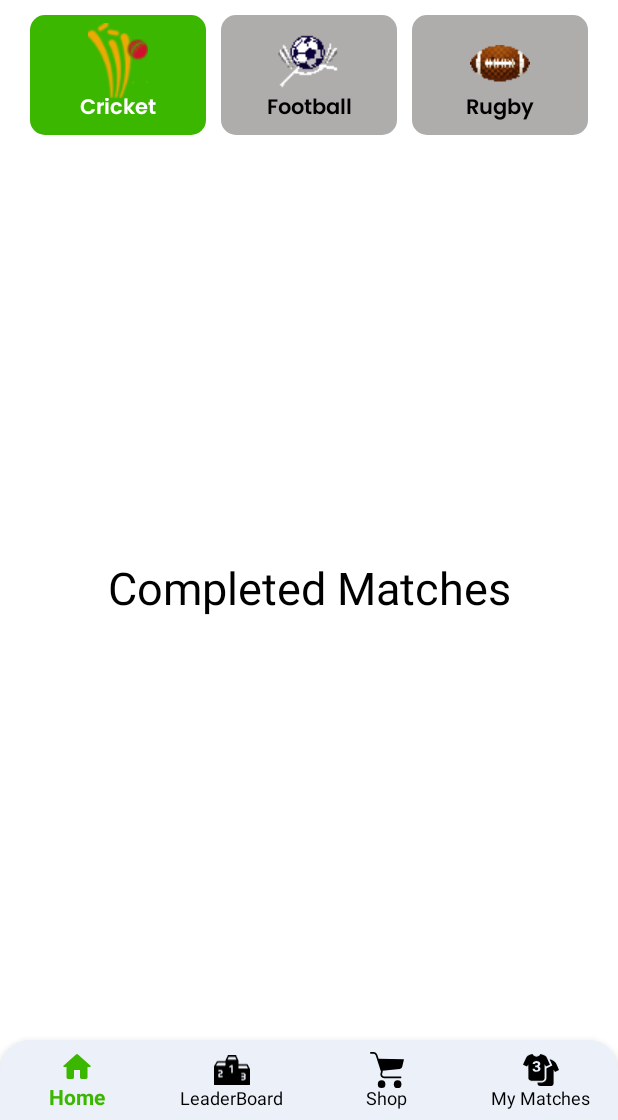
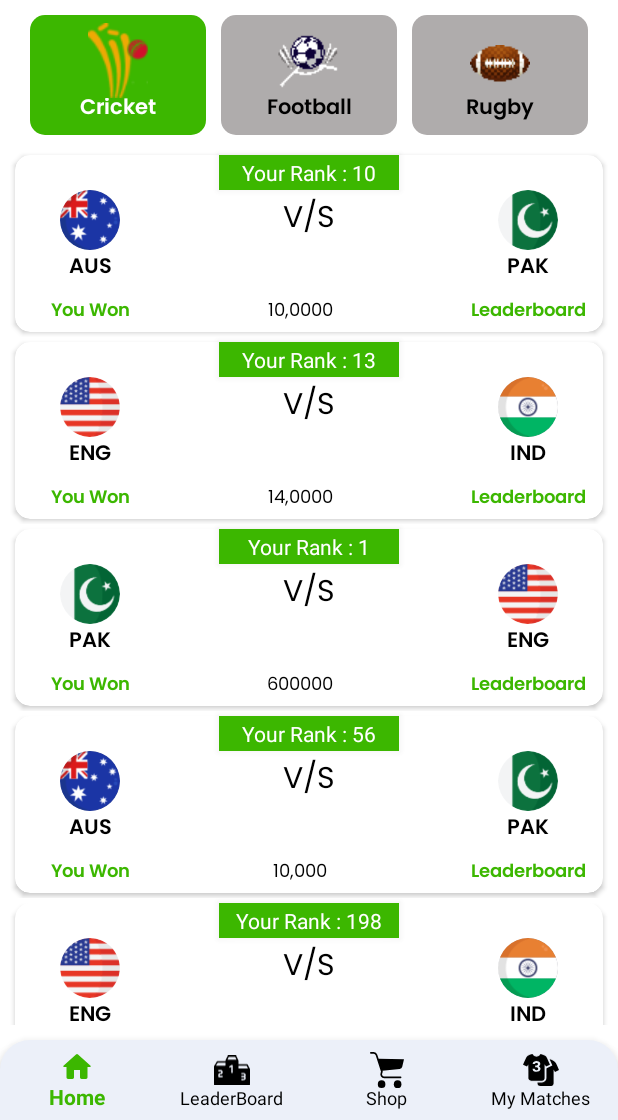
Before and after one commit to adnanakhtar2000/MeriLeague, an Android app: the fragment Completed_Matches placed in its activity, on a phone screen of 412 x 824 dp, the part 116-1236 px from its top. Run offline under Robolectric (Android 15) with nearby library versions, the phone set to English and light mode, and no system bars; our stand-ins replace CircleImageView; 4 statements that could not run were skipped.

Commit message:
Dashboard and My Matches Screen Complete

```diff
--- a/app/src/main/java/com/example/merileague/Activities/SignUp_Activity.kt
+++ b/app/src/main/java/com/example/merileague/Activities/SignUp_Activity.kt
@@ -1,5 +1,6 @@
 package com.example.merileague.Activities
 
+import android.content.Intent
 import androidx.appcompat.app.AppCompatActivity
 import android.os.Bundle
 import android.view.View
@@ -15,6 +16,10 @@ class SignUp_Activity : AppCompatActivity() {
         val window = this.window
         window.decorView.systemUiVisibility = View.SYSTEM_UI_FLAG_LIGHT_STATUS_BAR
         window.statusBarColor = this.resources.getColor(R.color.green)
+        signUpBinding.createAccount.setOnClickListener{
+            val intent = Intent(this , Login_Activity::class.java)
+            startActivity(intent)
+        }
 
 
     }
--- a/app/src/main/java/com/example/merileague/MyMAtchesFragment/Completed_Matches.kt
+++ b/app/src/main/java/com/example/merileague/MyMAtchesFragment/Completed_Matches.kt
@@ -5,12 +5,22 @@ import androidx.fragment.app.Fragment
 import android.view.LayoutInflater
 import android.view.View
 import android.view.ViewGroup
+import androidx.recyclerview.widget.LinearLayoutManager
 import com.example.merileague.R
+import com.example.merileague.Recycler_Adapter.CompletedMy_Match_Adapter
+import com.example.merileague.Recycler_Adapter.UpcomingMy_Match_AdapterMatch_Adapter
 import com.example.merileague.databinding.FragmentCompletedMatchesBinding
 
 
 class Completed_Matches : Fragment() {
   private lateinit var completedMatchesBinding: FragmentCompletedMatchesBinding
+    val firstTeamFlag : ArrayList<Int> = arrayListOf(R.drawable.australia , R.drawable.england, R.drawable.pakistan,R.drawable.australia , R.drawable.england, R.drawable.pakistan,)
+    val secondTeamFlag : ArrayList<Int> = arrayListOf(R.drawable.pakistan , R.drawable.india , R.drawable.england,R.drawable.pakistan , R.drawable.india , R.drawable.england,)
+    val firstTeamName : ArrayList<String> = arrayListOf("AUS" , "ENG" , "PAK","AUS" , "ENG" , "PAK",)
+    val secondTeamName : ArrayList<String> = arrayListOf("PAK", "IND", "ENG","PAK", "IND", "ENG",)
+    val winPrizes : ArrayList<String> = arrayListOf("10,0000","14,0000","600000","10,000","1400000","6,000000",)
+    val yourRAnk : ArrayList<String> = arrayListOf("Your Rank : 10","Your Rank : 13","Your Rank : 1","Your Rank : 56","Your Rank : 198","4",)
+
     override fun onCreate(savedInstanceState: Bundle?) {
         super.onCreate(savedInstanceState)
 
@@ -22,6 +32,9 @@ class Completed_Matches : Fragment() {
     ): View? {
         completedMatchesBinding = FragmentCompletedMatchesBinding.inflate(inflater , container , false)
         // Inflate the layout for this fragment
+        completedMatchesBinding.completedMyMatchRecycler.adapter = CompletedMy_Match_Adapter(firstTeamFlag , secondTeamFlag,firstTeamName ,secondTeamName,winPrizes, yourRAnk)
+        completedMatchesBinding.completedMyMatchRecycler.layoutManager = LinearLayoutManager(context , LinearLayoutManager.VERTICAL , false)
+
         return completedMatchesBinding.root
     }
 
--- /dev/null
+++ b/app/src/main/java/com/example/merileague/Recycler_Adapter/CompletedMy_Match_Adapter.kt
@@ -0,0 +1,46 @@
+package com.example.merileague.Recycler_Adapter
+
+import android.view.LayoutInflater
+import android.view.TextureView
+import android.view.View
+import android.view.ViewGroup
+import android.widget.TextView
+import androidx.recyclerview.widget.RecyclerView
+import androidx.recyclerview.widget.RecyclerView.Adapter
+import com.example.merileague.R
+import de.hdodenhof.circleimageview.CircleImageView
+
+class CompletedMy_Match_Adapter(val firstTeam_Flag: ArrayList<Int> ,val secondTeam_Flag: ArrayList<Int> ,val firstTeam_Name: ArrayList<String> ,val secondTeam_Name: ArrayList<String> ,val winPrizes: ArrayList<String> , val yourank : ArrayList<String> ): RecyclerView.Adapter<CompletedMy_Match_AdapterMatch_Viewholder>(){
+    override fun onCreateViewHolder(parent: ViewGroup, viewType: Int): CompletedMy_Match_AdapterMatch_Viewholder {
+        val inflater : LayoutInflater = LayoutInflater.from(parent.context)
+        val view : View = inflater.inflate(R.layout.mymatchescompleted_layout , parent , false)
+        return CompletedMy_Match_AdapterMatch_Viewholder(view)
+    }
+
+    override fun onBindViewHolder(holder: CompletedMy_Match_AdapterMatch_Viewholder, position: Int) {
+     holder.firstTeam_Flag.setImageResource(firstTeam_Flag[position])
+     holder.secondTeam_Flag.setImageResource(secondTeam_Flag[position])
+     holder.firstTeam_Name.text = firstTeam_Name[position]
+     holder.secondTeam_Name.text = secondTeam_Name[position]
+        holder.winPrizes.text = winPrizes[position]
+        holder.yourRank.text = yourank[position]
+
+    }
+
+    override fun getItemCount(): Int {
+        return firstTeam_Flag.size
+    }
+}
+class CompletedMy_Match_AdapterMatch_Viewholder(itemview : View): RecyclerView.ViewHolder(itemview){
+
+    val firstTeam_Flag = itemview.findViewById<CircleImageView>(R.id.first_teamFlag3)
+    val secondTeam_Flag = itemview.findViewById<CircleImageView>(R.id.second_teamFlag3)
+    val firstTeam_Name = itemview.findViewById<TextView>(R.id.first_teamName3)
+    val secondTeam_Name = itemview.findViewById<TextView>(R.id.second_teamName3)
+    val winPrizes = itemview.findViewById<TextView>(R.id.winPrizes2)
+    val yourRank = itemview.findViewById<TextView>(R.id.yourRank1)
+
+
+
+
+}
--- a/app/src/main/res/layout/activity_login.xml
+++ b/app/src/main/res/layout/activity_login.xml
@@ -244,7 +244,7 @@
             />
 
         <TextView
-            android:id="@+id/textView6"
+            android:id="@+id/login_signup"
             android:layout_width="wrap_content"
             android:layout_height="wrap_content"
             android:layout_marginLeft="5dp"
--- a/app/src/main/res/layout/activity_sign_up.xml
+++ b/app/src/main/res/layout/activity_sign_up.xml
@@ -192,7 +192,7 @@
             />
 
         <TextView
-            android:id="@+id/textView6"
+            android:id="@+id/createAccount"
             android:layout_width="wrap_content"
             android:layout_height="wrap_content"
             android:layout_marginLeft="5dp"
--- a/app/src/main/res/layout/activity_splash_screen.xml
+++ b/app/src/main/res/layout/activity_splash_screen.xml
@@ -10,7 +10,7 @@
     <ImageView
         android:layout_width="wrap_content"
         android:layout_height="wrap_content"
-        android:src="@drawable/merileague"
+        android:background="@drawable/splash"
         app:layout_constraintTop_toTopOf="parent"
         app:layout_constraintBottom_toBottomOf="parent"
         app:layout_constraintLeft_toLeftOf="parent"
--- a/app/src/main/res/layout/fragment_completed__matches.xml
+++ b/app/src/main/res/layout/fragment_completed__matches.xml
@@ -1,19 +1,21 @@
 <?xml version="1.0" encoding="utf-8"?>
-<FrameLayout xmlns:android="http://schemas.android.com/apk/res/android"
+<androidx.constraintlayout.widget.ConstraintLayout xmlns:android="http://schemas.android.com/apk/res/android"
     xmlns:tools="http://schemas.android.com/tools"
     android:layout_width="match_parent"
     android:layout_height="match_parent"
+    xmlns:app="http://schemas.android.com/apk/res-auto"
     android:background="@color/white"
     tools:context=".MyMAtchesFragment.Completed_Matches">
 
-    <!-- TODO: Update blank fragment layout -->
-    <TextView
+    <androidx.recyclerview.widget.RecyclerView
+        android:id="@+id/completedMyMatch_recycler"
         android:layout_width="match_parent"
         android:layout_height="match_parent"
-        android:textColor="@color/black"
-        android:layout_gravity="center"
-        android:gravity="center"
-        android:textSize="30dp"
-        android:text="Completed Matches" />
+        android:layout_marginTop="10dp"
+        android:layout_marginBottom="10dp"
+        app:layout_constraintBottom_toBottomOf="parent"
+        app:layout_constraintEnd_toEndOf="parent"
+        app:layout_constraintStart_toStartOf="parent"
+        app:layout_constraintTop_toTopOf="parent" />
 
-</FrameLayout>
+</androidx.constraintlayout.widget.ConstraintLayout>
--- a/app/src/main/res/layout/mymatchesupcomming_layout.xml
+++ b/app/src/main/res/layout/mymatchescompleted_layout.xml
@@ -21,51 +21,34 @@
         app:layout_constraintTop_toTopOf="parent"/>
     <View
         android:id="@+id/view"
-        android:layout_width="90dp"
+        android:layout_width="120dp"
         android:layout_height="23dp"
         android:background="@color/green"
         app:layout_constraintStart_toStartOf="@id/cardview"
         app:layout_constraintEnd_toEndOf="@id/cardview"
         android:layout_marginLeft="115dp"
         android:layout_marginRight="115dp"
+        android:outlineSpotShadowColor="@color/white"
+
         android:elevation="10dp"
-        android:outlineSpotShadowColor="@color/white"
         app:layout_constraintTop_toTopOf="@id/cardview"/>
 
-    <LinearLayout
+    <TextView
+        android:id="@+id/yourRank1"
         android:layout_width="wrap_content"
         android:layout_height="wrap_content"
-        android:orientation="horizontal"
         android:elevation="10dp"
-        android:outlineProvider="background"
-       android:outlineSpotShadowColor="@color/white"
-        android:outlineAmbientShadowColor="@color/white"
+        android:text="Your Rank : 12"
+        android:gravity="center"
+        android:textColor="@color/white"
         app:layout_constraintTop_toTopOf="@id/view"
         app:layout_constraintBottom_toBottomOf="@id/view"
         app:layout_constraintStart_toStartOf="@id/view"
-        app:layout_constraintEnd_toEndOf="@id/view">
-
-    <ImageView
-        android:id="@+id/imageView2"
-        android:layout_width="15dp"
-        android:layout_height="15dp"
-        android:layout_gravity="center"
-        android:elevation="10dp"
-        android:layout_marginRight="5dp"
-        android:src="@drawable/clock"
-     />
-
-    <TextView
-        android:layout_width="wrap_content"
-        android:layout_height="wrap_content"
-        android:elevation="10dp"
-        android:text="00:00:00"
-        android:gravity="center"
-        android:textColor="@color/white"
-       /></LinearLayout>
+        app:layout_constraintEnd_toEndOf="@id/view"
+       />
 
     <de.hdodenhof.circleimageview.CircleImageView
-        android:id="@+id/first_teamFlag2"
+        android:id="@+id/first_teamFlag3"
         android:layout_width="40dp"
         android:layout_height="40dp"
         android:layout_marginLeft="30dp"
@@ -75,7 +58,7 @@
         app:layout_constraintTop_toBottomOf="@+id/view" />
 
     <de.hdodenhof.circleimageview.CircleImageView
-        android:id="@+id/second_teamFlag2"
+        android:id="@+id/second_teamFlag3"
         android:layout_width="40dp"
         android:layout_height="40dp"
         android:layout_marginRight="30dp"
@@ -93,13 +76,13 @@
         android:text="V/S"
         android:textColor="@color/black"
         android:textSize="20dp"
-        app:layout_constraintBottom_toBottomOf="@+id/first_teamFlag2"
-        app:layout_constraintEnd_toStartOf="@+id/second_teamFlag2"
-        app:layout_constraintStart_toEndOf="@+id/first_teamFlag2"
-        app:layout_constraintTop_toTopOf="@+id/first_teamFlag2" />
+        app:layout_constraintBottom_toBottomOf="@+id/first_teamFlag3"
+        app:layout_constraintEnd_toStartOf="@+id/second_teamFlag3"
+        app:layout_constraintStart_toEndOf="@+id/first_teamFlag3"
+        app:layout_constraintTop_toTopOf="@+id/first_teamFlag3" />
 
     <TextView
-        android:id="@+id/first_teamName2"
+        android:id="@+id/first_teamName3"
         android:layout_width="wrap_content"
         android:layout_height="wrap_content"
         android:elevation="5dp"
@@ -107,12 +90,12 @@
         android:text="AUS"
         android:textSize="14dp"
         android:textColor="@color/black"
-        app:layout_constraintEnd_toEndOf="@+id/first_teamFlag2"
-        app:layout_constraintStart_toStartOf="@+id/first_teamFlag2"
-        app:layout_constraintTop_toBottomOf="@+id/first_teamFlag2" />
+        app:layout_constraintEnd_toEndOf="@+id/first_teamFlag3"
+        app:layout_constraintStart_toStartOf="@+id/first_teamFlag3"
+        app:layout_constraintTop_toBottomOf="@+id/first_teamFlag3" />
 
     <TextView
-        android:id="@+id/second_teamName2"
+        android:id="@+id/second_teamName3"
         android:layout_width="wrap_content"
         android:layout_height="wrap_content"
         android:elevation="5dp"
@@ -120,9 +103,9 @@
         android:text="PAK"
         android:textSize="14dp"
         android:textColor="@color/black"
-        app:layout_constraintEnd_toEndOf="@+id/second_teamFlag2"
-        app:layout_constraintStart_toStartOf="@+id/second_teamFlag2"
-        app:layout_constraintTop_toBottomOf="@+id/first_teamFlag2" />
+        app:layout_constraintEnd_toEndOf="@+id/second_teamFlag3"
+        app:layout_constraintStart_toStartOf="@+id/second_teamFlag3"
+        app:layout_constraintTop_toBottomOf="@+id/first_teamFlag3" />
 
     <TextView
         android:id="@+id/viewTeam"
@@ -131,13 +114,13 @@
         android:layout_marginTop="-5dp"
         android:elevation="5dp"
         android:fontFamily="@font/poppins_semibold"
-        android:text="View Team"
+        android:text="You Won"
         android:textColor="@color/green"
         android:textSize="12dp"
         app:layout_constraintBottom_toBottomOf="parent"
-        app:layout_constraintEnd_toEndOf="@+id/first_teamFlag2"
-        app:layout_constraintStart_toStartOf="@+id/first_teamFlag2"
-        app:layout_constraintTop_toBottomOf="@+id/first_teamName2" />
+        app:layout_constraintEnd_toEndOf="@+id/first_teamFlag3"
+        app:layout_constraintStart_toStartOf="@+id/first_teamFlag3"
+        app:layout_constraintTop_toBottomOf="@+id/first_teamName3" />
 
     <TextView
         android:id="@+id/UpdateTeam"
@@ -146,16 +129,16 @@
         android:layout_marginTop="-5dp"
         android:elevation="5dp"
         android:fontFamily="@font/poppins_semibold"
-        android:text="Update Team"
+        android:text="Leaderboard"
         android:textColor="@color/green"
         android:textSize="12dp"
         app:layout_constraintBottom_toBottomOf="parent"
-        app:layout_constraintEnd_toEndOf="@+id/second_teamFlag2"
-        app:layout_constraintStart_toStartOf="@+id/second_teamFlag2"
-        app:layout_constraintTop_toBottomOf="@+id/first_teamName2" />
+        app:layout_constraintEnd_toEndOf="@+id/second_teamFlag3"
+        app:layout_constraintStart_toStartOf="@+id/second_teamFlag3"
+        app:layout_constraintTop_toBottomOf="@+id/first_teamName3" />
 
     <TextView
-        android:id="@+id/winPrizes"
+        android:id="@+id/winPrizes2"
         android:layout_width="wrap_content"
         android:layout_height="wrap_content"
         android:layout_marginTop="-5dp"
@@ -167,18 +150,7 @@
         app:layout_constraintBottom_toBottomOf="parent"
         app:layout_constraintEnd_toStartOf="@+id/UpdateTeam"
         app:layout_constraintStart_toEndOf="@+id/viewTeam"
-        app:layout_constraintTop_toBottomOf="@+id/first_teamName2" />
+        app:layout_constraintTop_toBottomOf="@+id/first_teamName3" />
 
-    <TextView
-        android:layout_width="wrap_content"
-        android:layout_height="wrap_content"
-        android:elevation="10dp"
-        android:fontFamily="@font/poppins_semibold"
-        android:text="Win Prize"
-        android:textColor="@color/black"
-        android:textSize="12dp"
-        app:layout_constraintBottom_toTopOf="@+id/winPrizes"
-        app:layout_constraintEnd_toEndOf="@+id/winPrizes"
-        app:layout_constraintStart_toStartOf="@+id/winPrizes" />
 
 </androidx.constraintlayout.widget.ConstraintLayout>
--- a/app/src/main/res/values/colors.xml
+++ b/app/src/main/res/values/colors.xml
@@ -11,5 +11,7 @@
     <color name="blue">#0912fc</color>
     <color name="green">#3cb700</color>
     <color name="blur_blue">#4ca4db</color>
+    <color name="blue_full">#FF665BFF</color>
+
 
 </resources>
```
Also changed, not shown: app/src/main/AndroidManifest.xml (+5 -3 lines), app/src/main/java/com/example/merileague/Activities/Login_Activity.kt (+9 -1 lines), app/src/main/java/com/example/merileague/Activities/Splash_Screen.kt (+8 -1 lines), app/src/main/java/com/example/merileague/MyMAtchesFragment/Live_Matches.kt (+12 -0 lines), app/src/main/res/layout/fragment_live_cricket__match.xml (+11 -9 lines), app/src/main/res/layout/mymatcheslive_layout.xml (+21 -21 lines), 1 other file.
